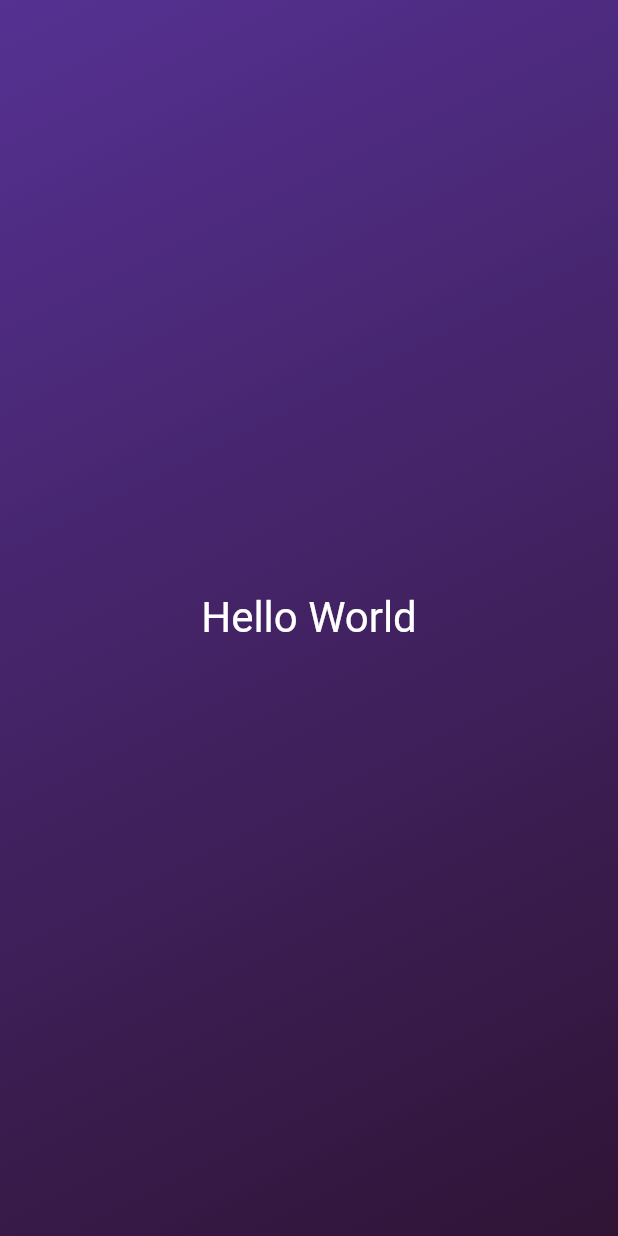
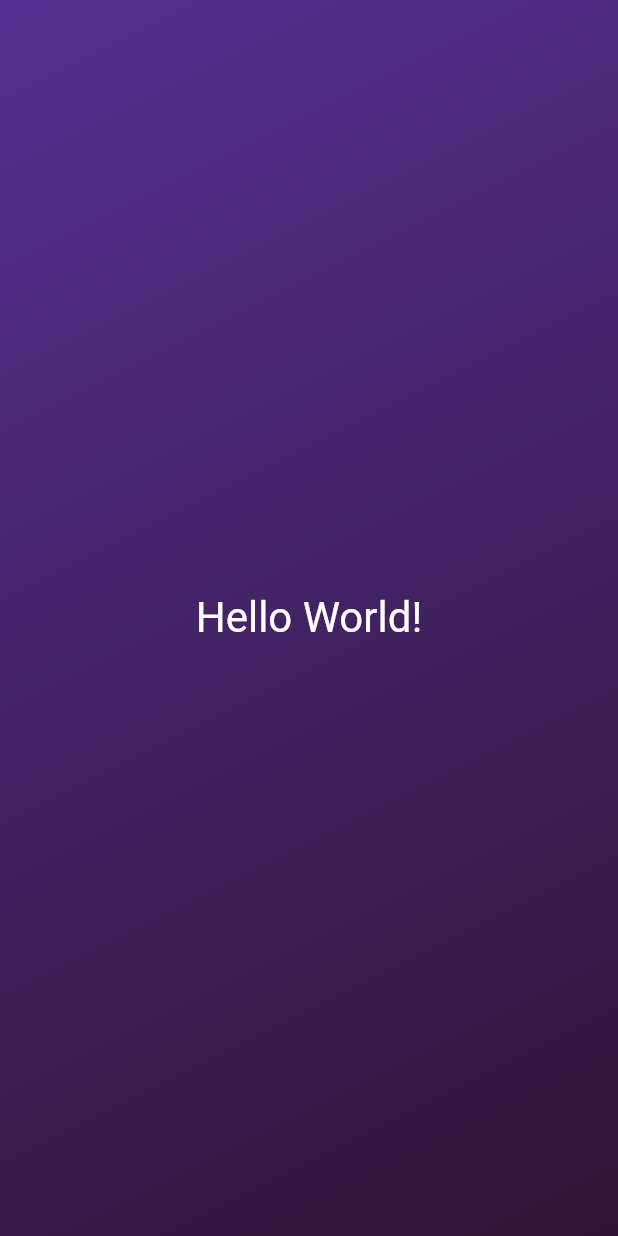
Before and after one commit to Xenovka/flutter_basics, a Flutter app: the screen it shows after launch, on a phone screen of 412 x 824 dp. Run offline on Flutter 3.47's test engine with Material 2 defaults, Android fonts, the phone set to English and light mode, and no system bars.

```diff
--- a/lib/gradient_container.dart
+++ b/lib/gradient_container.dart
@@ -6,22 +6,22 @@ const startAlignment = Alignment.topLeft;
 const endAlignment = Alignment.bottomRight;
 
 class GradientContainer extends StatelessWidget {
-  const GradientContainer({super.key});
+  const GradientContainer({super.key, required this.colors});
+
+  final List<Color> colors;
 
   @override
   Widget build(context) {
     return Container(
-      decoration: const BoxDecoration(
-          gradient: LinearGradient(
-        colors: [
-          Color.fromARGB(255, 85, 49, 146),
-          Color.fromARGB(255, 48, 20, 53)
-        ],
-        begin: startAlignment,
-        end: endAlignment,
-      )),
+      decoration: BoxDecoration(
+        gradient: LinearGradient(
+          colors: colors,
+          begin: startAlignment,
+          end: endAlignment,
+        ),
+      ),
       child: const Center(
-        child: StyledText(),
+        child: StyledText('Hello World!'),
       ),
     );
   }
--- a/lib/main.dart
+++ b/lib/main.dart
@@ -7,7 +7,12 @@ void main() {
     const MaterialApp(
       home: Scaffold(
         backgroundColor: Colors.deepPurple,
-        body: GradientContainer(),
+        body: GradientContainer(
+          colors: [
+            Color.fromARGB(255, 85, 49, 146),
+            Color.fromARGB(255, 48, 20, 53)
+          ],
+        ),
       ),
     ),
   );
--- a/lib/styled_text.dart
+++ b/lib/styled_text.dart
@@ -1,14 +1,18 @@
 import 'package:flutter/material.dart';
 
 class StyledText extends StatelessWidget {
-  const StyledText({super.key});
+  const StyledText(this.text, {super.key});
+
+  final String text;
 
   @override
   Widget build(context) {
-    return const Text('Hello World',
-        style: TextStyle(
-          color: Colors.white,
-          fontSize: 28.0,
-        ));
+    return Text(
+      text,
+      style: const TextStyle(
+        color: Colors.white,
+        fontSize: 28.0,
+      ),
+    );
   }
 }
```
